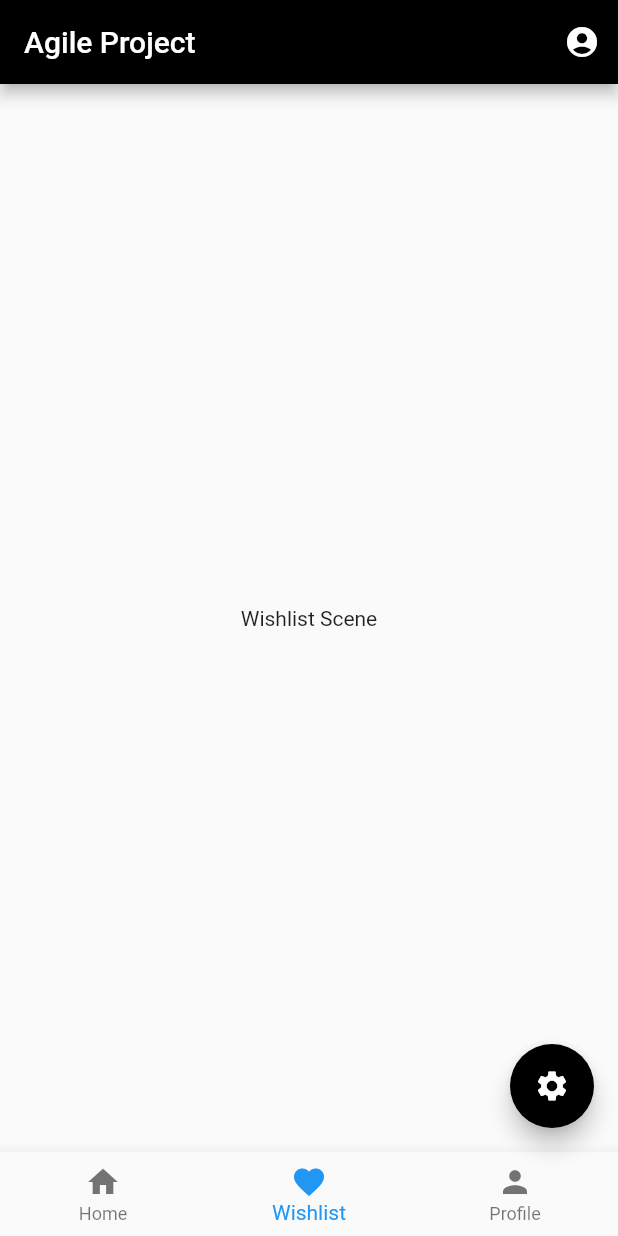
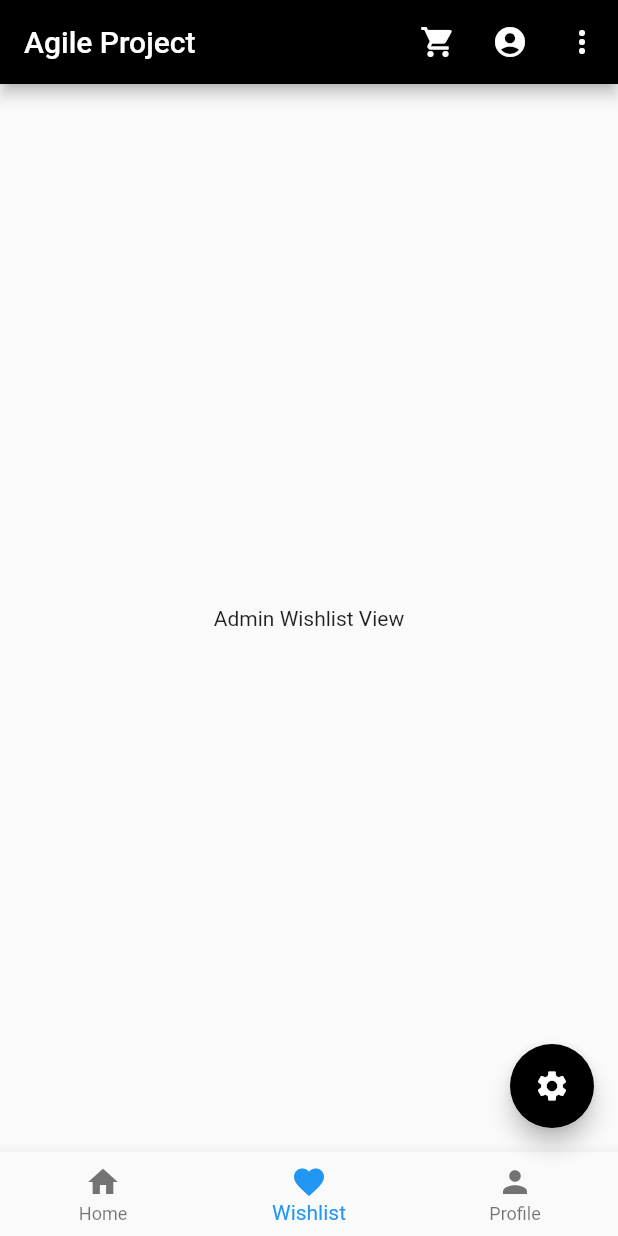
Before and after one commit to DaveHo19/AgileDevProject, a Flutter app: the screen it shows after launch, item 2 of the bottom bar chosen, after a tap on the "account circle" icon, on a phone screen of 412 x 824 dp. Run offline on Flutter 3.47's test engine with Material 2 defaults, Android fonts, the phone set to English and light mode, and no system bars.

Commit message:
Minor Update
Changes
- Added enumlist component file
- Added condition for navigator scene based on AccountType.
- Added new items in top navigation bar.
- Added debug buttons for redirect scene.
- Added Login and Register Scene
- Renamed Book component file

```diff
--- /dev/null
+++ b/agile_project/lib/components/_enumList.dart
@@ -0,0 +1,13 @@
+enum BookManagement{
+  create,
+  edit,
+  delete,
+  view_admin,
+  view_user,
+}
+
+enum AccountType{
+  guest,
+  user,
+  admin
+}
--- a/agile_project/lib/main.dart
+++ b/agile_project/lib/main.dart
@@ -1,7 +1,10 @@
-import 'package:agile_project/scenes/HomeScene.dart';
-import 'package:agile_project/scenes/ProfileScene.dart';
-import 'package:agile_project/scenes/StockLevelScene.dart';
-import 'package:agile_project/scenes/WishlistScene.dart';
+import 'package:agile_project/components/_enumList.dart';
+import 'package:agile_project/scenes/authentication/LoginScene.dart';
+import 'package:agile_project/scenes/authentication/RegisterScene.dart';
+import 'package:agile_project/scenes/nav/HomeScene.dart';
+import 'package:agile_project/scenes/nav/ProfileScene.dart';
+import 'package:agile_project/scenes/admin-only/StockLevelScene.dart';
+import 'package:agile_project/scenes/nav/WishlistScene.dart';
 import 'package:flutter/material.dart';
 
 void main() {
@@ -35,7 +38,7 @@ class AppBase extends StatefulWidget {
 class _AppBaseState extends State<AppBase> {
   //initial scene for bottom navigator
   int _selectedNavIndex = 0;
-  bool isAdmin = false;
+  AccountType accountType = AccountType.guest;
 
   void _onItemTapped(int index){
     setState(() => {
@@ -44,16 +47,13 @@ class _AppBaseState extends State<AppBase> {
   }
 
   //for navigation scene
-  static List<Widget> _widgetOptions = <Widget>[];
+  static List<Widget> _bottomNavigationScene = <Widget>[];
 
   @override
   void initState() {
     super.initState();
-
     //for linking navigation scene
-    _widgetOptions.add(const MyHomeScene());
-    _widgetOptions.add(const MyWishlistScene());
-    _widgetOptions.add(const MyProfileScene());
+    _initialBottomNavigationScene();
   }
 
   @override
@@ -66,17 +66,44 @@ class _AppBaseState extends State<AppBase> {
         foregroundColor: Colors.white,
         actions: [
           IconButton(
+            icon: const Icon(Icons.shopping_cart),
+            onPressed: pass,
+          ),
+          //debug purpose
+          IconButton(
             icon: const Icon(Icons.account_circle),
             onPressed: ()=>{
-              isAdmin = !isAdmin,
+              accountType = (accountType == AccountType.admin) ? AccountType.guest : AccountType.admin,
               //for refresh purpose
-              setState(() => {}),
+              setState(() => {
+                _initialBottomNavigationScene(),
+              }),
             },
-          )
+          ),
+          //debug purpose
+          PopupMenuButton(
+            itemBuilder: (context) => [
+              const PopupMenuItem<int>(
+                value: 0,
+                child: Text("Login"),
+              ),
+              const PopupMenuItem<int>(
+                value: 1,
+                child: Text("Register"),
+              ),
+              const PopupMenuItem<int>(
+                value: 2,
+                child: Text("StockLevel"),
+              ),
+            ],
+            onSelected: (int i) => {
+              debugHandler(context, i)
+            },),
         ],
+
       ),
       body: SafeArea(
-        child: _widgetOptions.elementAt(_selectedNavIndex)),
+        child: _bottomNavigationScene.elementAt(_selectedNavIndex)),
         bottomNavigationBar: BottomNavigationBar(
           items: const [
             BottomNavigationBarItem(
@@ -95,7 +122,7 @@ class _AppBaseState extends State<AppBase> {
           currentIndex: _selectedNavIndex,
           onTap: _onItemTapped,
         ),
-        floatingActionButton: isAdmin ?
+        floatingActionButton: (accountType == AccountType.admin) ?
           FloatingActionButton(
             backgroundColor: Colors.black,
             child: const Icon(Icons.settings, color: Colors.white,),
@@ -107,8 +134,29 @@ class _AppBaseState extends State<AppBase> {
   //for passing function purpose
   void pass(){}
 
+  void _initialBottomNavigationScene(){
+    _bottomNavigationScene.clear();
+    _bottomNavigationScene.add(MyHomeScene(currAccountType: accountType,));
+    _bottomNavigationScene.add(MyWishlistScene(currAccountType: accountType,));
+    _bottomNavigationScene.add(MyProfileScene(currAccountType: accountType,));
+  }
+
   void _onFabTapped(){
     Navigator.push(context, MaterialPageRoute(builder: (context) => const MyStockLevelScene(
     )));
   }
+
+  void debugHandler(BuildContext context, int i){
+    switch (i){
+      case 0:
+        Navigator.push(context, MaterialPageRoute(builder: (context) => const MyLoginScene()));
+        break;
+      case 1:
+        Navigator.push(context, MaterialPageRoute(builder: (context) => const MyRegisterScene()));
+        break;
+      case 2:
+        Navigator.push(context, MaterialPageRoute(builder: (context) => const MyStockLevelScene()));
+        break;
+    }
+  }
 }
--- a/agile_project/lib/scenes/HomeScene.dart
+++ /dev/null
@@ -1,21 +0,0 @@
-import 'package:flutter/material.dart';
-
-class MyHomeScene extends StatefulWidget{
-  const MyHomeScene({Key? key}) : super (key: key);
-
-  @override
-  State<MyHomeScene> createState() => _MyHomeSceneState();
-}
-
-class _MyHomeSceneState extends State<MyHomeScene>{
-
-  @override
-  void initState() {
-    super.initState();
-  }
-
-  @override
-  Widget build(BuildContext context) {
-    return const Center(child: Text("Home Scene"),);
-  }
-}
--- a/agile_project/lib/scenes/ProfileScene.dart
+++ /dev/null
@@ -1,21 +0,0 @@
-import 'package:flutter/material.dart';
-
-class MyProfileScene extends StatefulWidget{
-  const MyProfileScene({Key? key}) : super (key: key);
-
-  @override
-  State<MyProfileScene> createState() => _MyProfileSceneState();
-}
-
-class _MyProfileSceneState extends State<MyProfileScene>{
-
-  @override
-  void initState() {
-    super.initState();
-  }
-
-  @override
-  Widget build(BuildContext context) {
-    return const Center(child: Text("Profile Scene"),);
-  }
-}
--- a/agile_project/lib/scenes/WishlistScene.dart
+++ /dev/null
@@ -1,21 +0,0 @@
-import 'package:flutter/material.dart';
-
-class MyWishlistScene extends StatefulWidget{
-  const MyWishlistScene({Key? key}) : super (key: key);
-
-  @override
-  State<MyWishlistScene> createState() => _MyWishlistSceneState();
-}
-
-class _MyWishlistSceneState extends State<MyWishlistScene>{
-
-  @override
-  void initState() {
-    super.initState();
-  }
-
-  @override
-  Widget build(BuildContext context) {
-    return const Center(child: Text("Wishlist Scene"),);
-  }
-}
--- /dev/null
+++ b/agile_project/lib/scenes/nav/HomeScene.dart
@@ -0,0 +1,33 @@
+import 'package:flutter/material.dart';
+import 'package:agile_project/components/_enumList.dart';
+
+class MyHomeScene extends StatefulWidget{
+  const MyHomeScene({
+    Key? key,
+    required this.currAccountType,
+    }) : super (key: key);
+
+  final AccountType currAccountType;
+  @override
+  State<MyHomeScene> createState() => _MyHomeSceneState();
+}
+
+class _MyHomeSceneState extends State<MyHomeScene>{
+
+  @override
+  void initState() {
+    super.initState();
+  }
+
+  @override
+  Widget build(BuildContext context) {
+    return Center(
+      child:  (widget.currAccountType == AccountType.guest) ?
+              const Text("Guest Home View") :
+              (widget.currAccountType == AccountType.user) ?
+              const Text("User Home View") :
+              (widget.currAccountType == AccountType.admin) ?
+              const Text("Admin Home View") : const Text("ERROR: Account Type Out of Bonud"),
+      );
+  }
+}
--- /dev/null
+++ b/agile_project/lib/scenes/nav/WishlistScene.dart
@@ -0,0 +1,33 @@
+import 'package:flutter/material.dart';
+import 'package:agile_project/components/_enumList.dart';
+
+class MyWishlistScene extends StatefulWidget{
+  const MyWishlistScene({
+    Key? key,
+    required this.currAccountType
+    }) : super (key: key);
+
+  final AccountType currAccountType;
+  @override
+  State<MyWishlistScene> createState() => _MyWishlistSceneState();
+}
+
+class _MyWishlistSceneState extends State<MyWishlistScene>{
+
+  @override
+  void initState() {
+    super.initState();
+  }
+
+  @override
+  Widget build(BuildContext context) {
+        return Center(
+      child:  (widget.currAccountType == AccountType.guest) ?
+              const Text("Guest Wishlist View") :
+              (widget.currAccountType == AccountType.user) ?
+              const Text("User Wishlist View") :
+              (widget.currAccountType == AccountType.admin) ?
+              const Text("Admin Wishlist View") : const Text("ERROR: Account Type Out of Bonud"),
+      );
+  }
+}
```
Also changed, not shown: agile_project/lib/scenes/authentication/LoginScene.dart (added, +32 -0 lines), agile_project/lib/scenes/authentication/RegisterScene.dart (added, +32 -0 lines), agile_project/lib/scenes/nav/ProfileScene.dart (added, +33 -0 lines), agile_project/lib/components/_book.dart (renamed from agile_project/lib/components/book.dart), agile_project/lib/scenes/admin-only/StockLevelScene.dart (renamed from agile_project/lib/scenes/StockLevelScene.dart).
